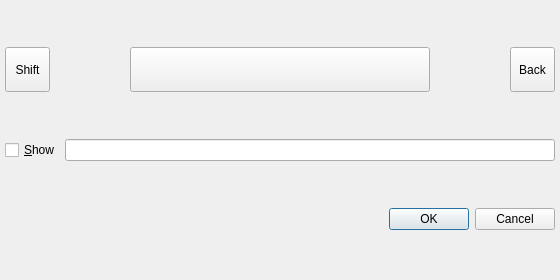
Above: branches/trunk/UI/spot-on-keyboard.ui from textbrowser/spot-on before the change. Below: the same form after it.
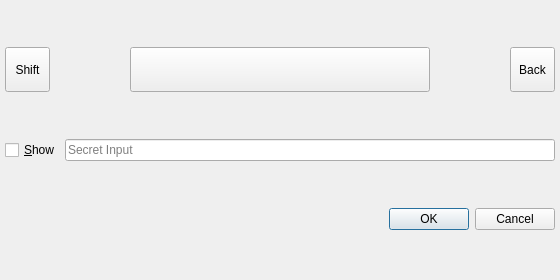
That is the form after the change. Icons and pictures are not drawn.

The edit to the form file:
```diff
--- a/branches/trunk/UI/spot-on-keyboard.ui
+++ b/branches/trunk/UI/spot-on-keyboard.ui
@@ -155,7 +155,11 @@
       </widget>
      </item>
      <item>
-      <widget class="QLineEdit" name="passphrase"/>
+      <widget class="QLineEdit" name="passphrase">
+       <property name="placeholderText">
+        <string>Secret Input</string>
+       </property>
+      </widget>
      </item>
     </layout>
    </item>
```
